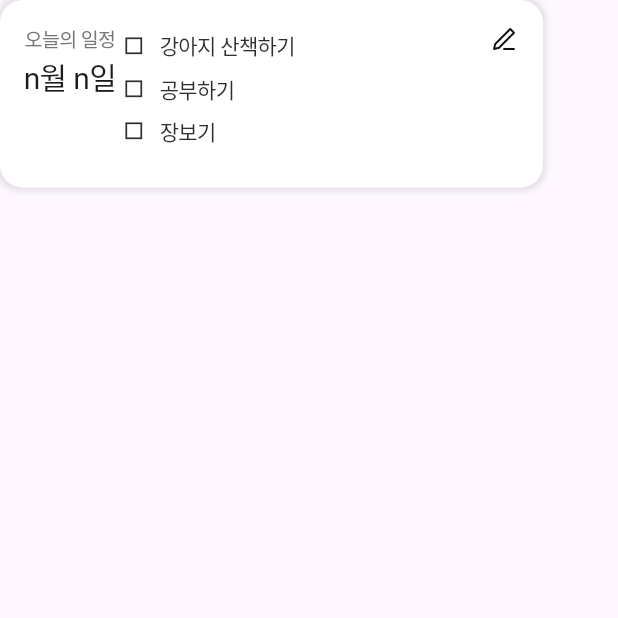
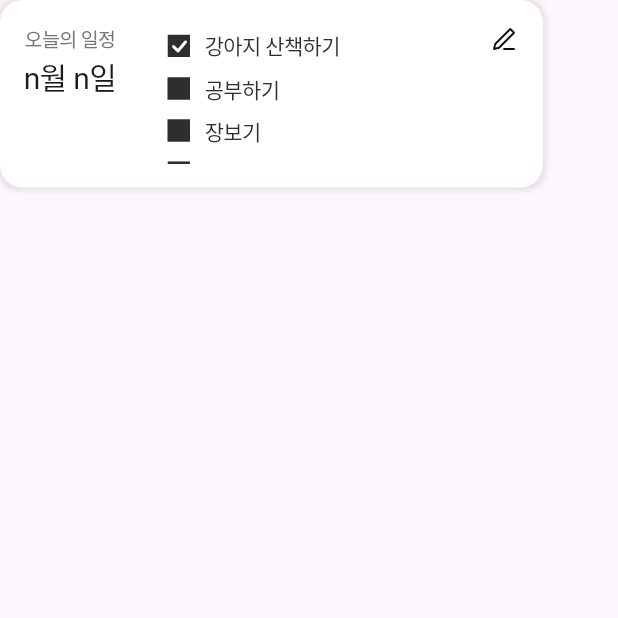
Before and after one commit to itsTimePlanear/planear, a Flutter app: the screen it shows after launch, on a phone screen of 412 x 824 dp, the top half of it. Run offline on Flutter 3.47's test engine with Material 3 defaults, Android fonts, the phone set to English and light mode, and no system bars; our stand-ins replace carousel_slider, flutter_riverpod, flutter_secure_storage, flutter_svg, flutter_svg_provider, gap and 4 more; Roboto replaces fonts that are missing (PretendardRegular, PretendardSemi).

Commit message:
코멘트 todo 체크여부

```diff
--- a/lib/widgets/state_message_todo.dart
+++ b/lib/widgets/state_message_todo.dart
@@ -1,16 +1,18 @@
 import 'package:flutter/material.dart';
 import 'package:flutter_svg/flutter_svg.dart';
+import 'package:gap/gap.dart';
+import 'package:hooks_riverpod/hooks_riverpod.dart';
 import 'package:planear/theme/colors.dart';
 import 'package:planear/theme/font_styles.dart';
 import 'package:planear/widgets/todo_box.dart';
 
-class StateMessageTodo extends StatelessWidget{
+class StateMessageTodo extends ConsumerWidget{
 
 
   const StateMessageTodo({super.key});
 
   @override
-  Widget build(BuildContext context) {
+  Widget build(BuildContext context, WidgetRef ref) {
 
     return Container(
       padding: const EdgeInsets.all(16),
@@ -37,6 +39,7 @@ class StateMessageTodo extends StatelessWidget{
             Text("n월 n일", style: FontStyles.Headline)
         ],
           ),
+          Gap(30),
         Flexible(child: TodoBox()),
         GestureDetector(
               child: SvgPicture.asset("assets/icons/comment_pencil.svg"))
--- a/lib/widgets/todo.dart
+++ b/lib/widgets/todo.dart
@@ -2,9 +2,11 @@ import 'package:riverpod/riverpod.dart';
 
 class Todo {
   final String _title;
-  Todo(this._title);
+  final bool _isCompleted;
+  Todo(this._title, this._isCompleted);
 
   String get title => _title;
+  bool get isCompleted => _isCompleted;
 }
 
 class TodoModel {
@@ -16,11 +18,11 @@ class TodoModel {
 //final todoModelStateProvider = StateProvider((ref) => TodoModel(todos: []));
 
 final todoModelStateProvider = StateProvider((ref) => TodoModel(todos: [
-      Todo("강아지 산책하기"),
-      Todo("공부하기"),
-      Todo("장보기"),
-      Todo("장보기"),
-      Todo("장보기"),
-      Todo("장보기"),
-      Todo("장보기"),
+      Todo("강아지 산책하기", false),
+      Todo("공부하기", true),
+      Todo("장보기", true),
+      Todo("장보기", false),
+      Todo("장보기", false),
+      Todo("장보기", true),
+      Todo("장보기", false),
     ]));
--- a/lib/widgets/todo_box.dart
+++ b/lib/widgets/todo_box.dart
@@ -1,20 +1,23 @@
 import 'package:flutter/material.dart';
 import 'package:flutter/src/widgets/framework.dart';
+import 'package:flutter_svg/flutter_svg.dart';
 import 'package:hooks_riverpod/hooks_riverpod.dart';
 import 'package:planear/theme/colors.dart';
 import 'package:planear/theme/font_styles.dart';
 import 'package:planear/widgets/todo.dart';
 
-class TodoCard extends StatelessWidget {
+class TodoCard extends ConsumerWidget {
   final String todoText;
+  final bool isDone;
 
   const TodoCard({
     super.key,
     required this.todoText,
+    required this.isDone,
   });
 
   @override
-  Widget build(BuildContext context) {
+  Widget build(BuildContext context, WidgetRef ref) {
     return GestureDetector(
       child: SizedBox(
         //height: 20,
@@ -23,11 +26,10 @@ class TodoCard extends StatelessWidget {
           color: Colors.transparent,
           child: Row(
             children: [
-              const Icon(
-                Icons.check_box_outline_blank_sharp,
-                size: 15,
-                color: AppColors.main1,
-              ),
+              isDone ? Container(
+              width: 15, height: 15,
+              color: AppColors.main1,
+            ) : SvgPicture.asset("assets/icons/todo_checked.svg"),
               SizedBox(width: 10,),
               Expanded(
                 child: Text(
@@ -56,7 +58,7 @@ class TodoBox extends ConsumerWidget {
         itemCount: state.count,
         scrollDirection: Axis.vertical,
         itemBuilder: (BuildContext context, int index) {
-          return TodoCard(todoText: state.todos[index].title);
+          return TodoCard(todoText: state.todos[index].title, isDone: state.todos[index].isCompleted,);
         },
       );
   }
```
Also changed, not shown: assets/icons/todo_checked.svg (added).
